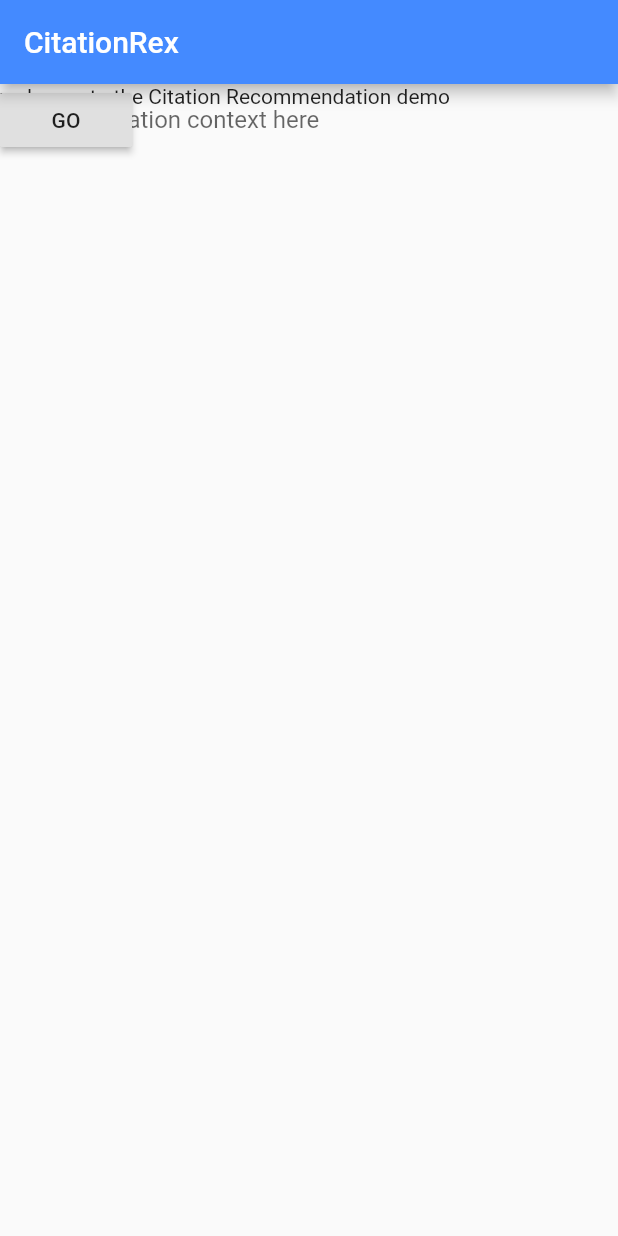
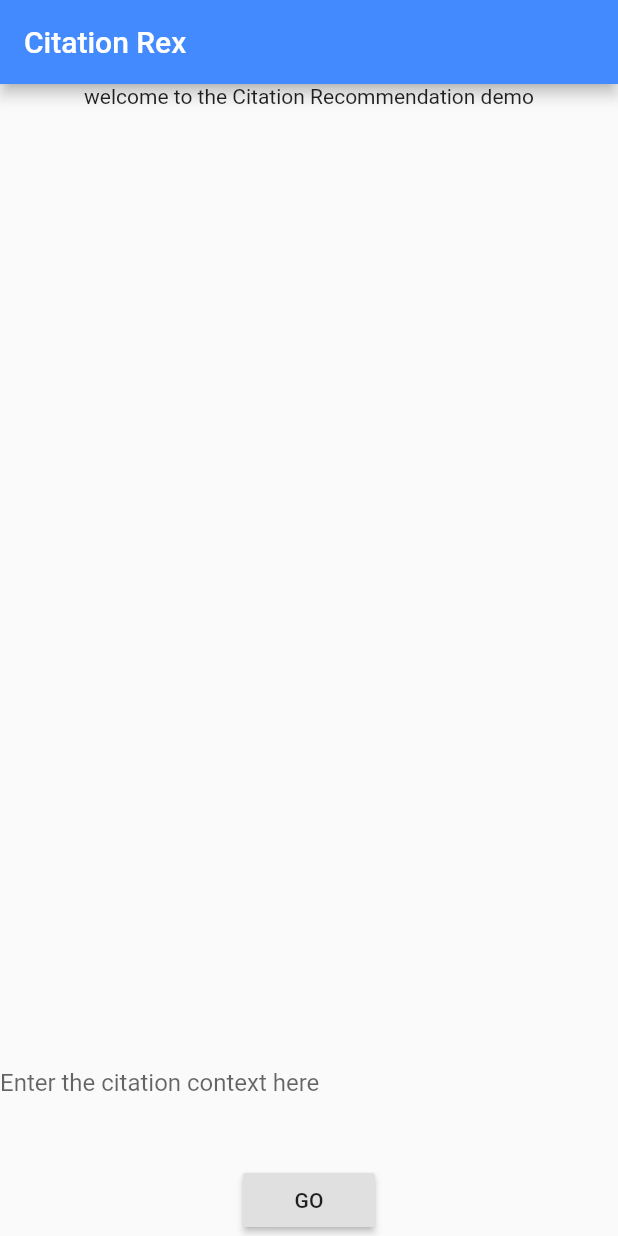
Before and after one commit to sebastiancelis98/CitationRexApp, a Flutter app: the screen it shows after launch, on a phone screen of 412 x 824 dp. Run offline on Flutter 3.47's test engine with Material 2 defaults, Android fonts, the phone set to English and light mode, and no system bars.

Commit message:
Add small update to dev branch

```diff
--- a/lib/main.dart
+++ b/lib/main.dart
@@ -25,10 +25,10 @@ class RootPage extends StatelessWidget {
   Widget build(BuildContext context) {
     return Scaffold(
         appBar: AppBar(
-          title: Text('CitationRex'),
+          title: Text('Citation Rex'),
           backgroundColor: Colors.blueAccent,
         ),
-        body: Stack(
+        body: Column(
           children: <Widget>[
             Expanded(
               child: Text('welcome to the Citation Recommendation demo'),
--- a/pubspec.yaml
+++ b/pubspec.yaml
@@ -46,7 +46,7 @@ flutter:
 
   # To add assets to your application, add an assets section, like this:
   assets:
-    - assets/images/
+    - assets/images
 
   # An image asset can refer to one or more resolution-specific "variants", see
   # https://flutter.dev/assets-and-images/#resolution-aware.
```
